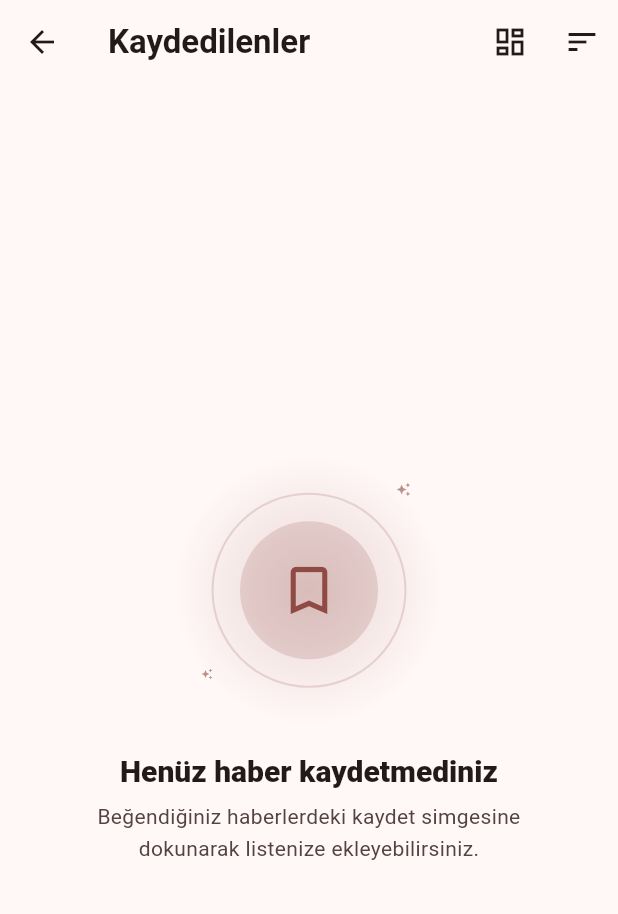
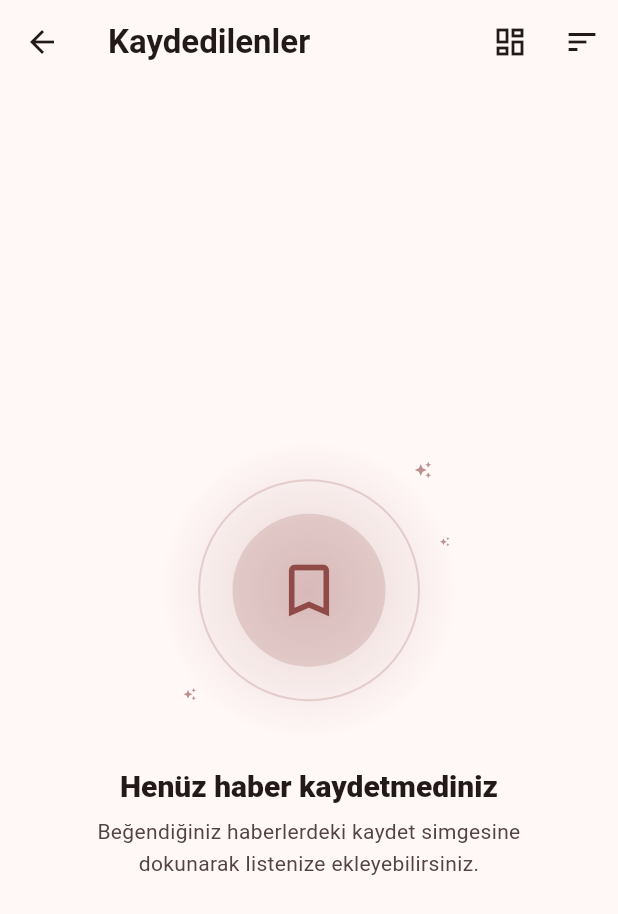
Before and after one commit to ethemdemirkaya/mobil_haber, a Flutter app: the BookmarksScreen screen opened directly, on a phone screen of 412 x 824 dp. Shown: the top 914 px of the screen. Run offline on Flutter 3.47's test engine with Material 3 defaults, Android fonts, the phone set to English and light mode, and no system bars; our stand-ins replace cached_network_image, share_plus, shared_preferences; accounts and stored records are empty.

Commit message:
feat(theme): yeni özetleyici palet + chip okunaklılık + skeleton refine
- brandSeed #D32F2F → #E5484D (modern, hafif desatüre kırmızı)
- ChipTheme: WidgetStateColor ile selected/unselected label rengi —
  dark mode'da selected chip artık net okunaklı
- NavigationBar: 26px ikon, 72px height, ince label letter-spacing
- IllustratedEmptyState: 200×200 daha büyük gradient + 3 sparkle
- ArticleCardSkeleton: gerçek kart geometrisine eşleştirildi
  (layout sıçramasını engeller)

Co-Authored-By: Claude Opus 4.7 (1M context) <noreply@anthropic.com>

```diff
--- a/lib/core/theme/app_colors.dart
+++ b/lib/core/theme/app_colors.dart
@@ -3,10 +3,14 @@ import 'package:flutter/material.dart';
 class AppColors {
   AppColors._();
 
-  static const Color brandSeed = Color(0xFFD32F2F);
+  // v2 (özetleyici) palet — kırmızı yumuşatılıp modern bir tonla değiştirildi.
+  // Eski: #D32F2F (Material red 700) — kuvvetli ve klasik haber-app kırmızısı.
+  // Yeni: #E5484D — daha rafine, hafif desatüre, monitör/karanlık modda nazik.
+  static const Color brandSeed = Color(0xFFE5484D);
   static const Color accent = Color(0xFFFFA000);
 
-  static const Color categoryGundem = Color(0xFFD32F2F);
+  // Gündem rengi seed ile aynı çizgide (haber kategorilerinin temel kırmızısı).
+  static const Color categoryGundem = Color(0xFFE5484D);
   static const Color categorySpor = Color(0xFF2E7D32);
   static const Color categoryEkonomi = Color(0xFF1565C0);
   static const Color categoryTeknoloji = Color(0xFF6A1B9A);
--- a/lib/widgets/illustrated_empty_state.dart
+++ b/lib/widgets/illustrated_empty_state.dart
@@ -32,8 +32,8 @@ class IllustratedEmptyState extends StatelessWidget {
           mainAxisSize: MainAxisSize.min,
           children: [
             SizedBox(
-              width: 180,
-              height: 180,
+              width: 200,
+              height: 200,
               child: Stack(
                 alignment: Alignment.center,
                 children: [
@@ -43,7 +43,7 @@ class IllustratedEmptyState extends StatelessWidget {
                       shape: BoxShape.circle,
                       gradient: RadialGradient(
                         colors: [
-                          accent.withValues(alpha: 0.20),
+                          accent.withValues(alpha: 0.22),
                           accent.withValues(alpha: 0.0),
                         ],
                       ),
@@ -51,36 +51,42 @@ class IllustratedEmptyState extends StatelessWidget {
                   ),
                   // Orbit benzeri ikinci halka
                   Container(
-                    width: 130,
-                    height: 130,
+                    width: 148,
+                    height: 148,
                     decoration: BoxDecoration(
                       shape: BoxShape.circle,
                       border: Border.all(
-                        color: accent.withValues(alpha: 0.18),
+                        color: accent.withValues(alpha: 0.20),
                         width: 1.4,
                       ),
                     ),
                   ),
                   // İçerideki disk
                   Container(
-                    width: 92,
-                    height: 92,
+                    width: 102,
+                    height: 102,
                     decoration: BoxDecoration(
                       shape: BoxShape.circle,
                       color: accent.withValues(alpha: 0.18),
                     ),
-                    child: Icon(icon, size: 42, color: accent),
+                    child: Icon(icon, size: 46, color: accent),
                   ),
-                  // Yıldız vurguları
+                  // Yıldız vurguları — yerleşim güncellendi (biraz daha
+                  // dağınık, üç sparkle)
                   const Positioned(
-                    top: 18,
-                    right: 22,
-                    child: _Sparkle(size: 10),
+                    top: 14,
+                    right: 18,
+                    child: _Sparkle(size: 12),
                   ),
                   const Positioned(
-                    bottom: 30,
-                    left: 18,
-                    child: _Sparkle(size: 8),
+                    top: 64,
+                    right: 6,
+                    child: _Sparkle(size: 7),
+                  ),
+                  const Positioned(
+                    bottom: 26,
+                    left: 16,
+                    child: _Sparkle(size: 9),
                   ),
                 ],
               ),
```
Also changed, not shown: lib/core/theme/app_theme.dart (+26 -4 lines), lib/widgets/shimmer_loading.dart (+15 -10 lines).
